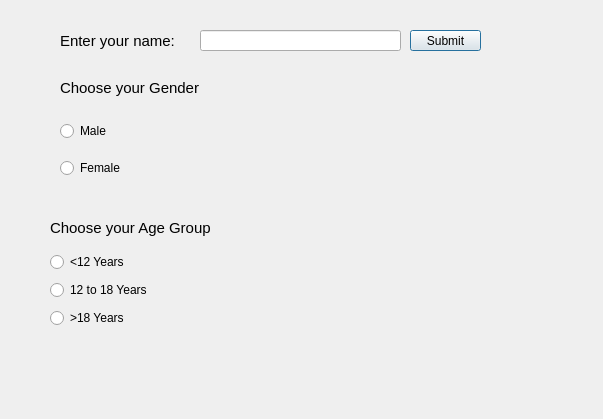
Old version of the form Survey/user_data.ui in the repository Chetan-Goyal/PyQt5-GUI-programs.
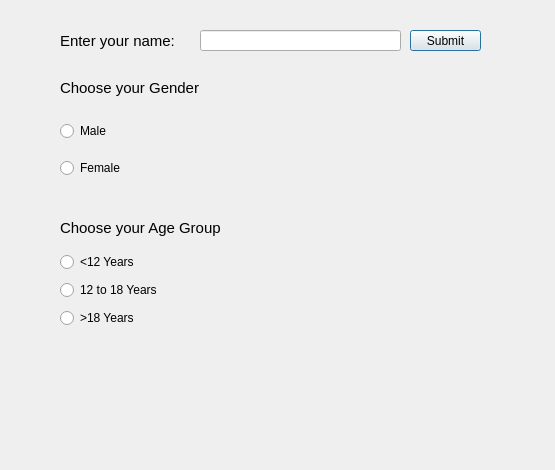
New version of the form.

The edit to the form file:
```diff
--- a/Survey/user_data.ui
+++ b/Survey/user_data.ui
@@ -6,8 +6,8 @@
    <rect>
     <x>0</x>
     <y>0</y>
-    <width>603</width>
-    <height>419</height>
+    <width>555</width>
+    <height>470</height>
    </rect>
   </property>
   <property name="font">
@@ -39,7 +39,7 @@
   <widget class="QLabel" name="label_2">
    <property name="geometry">
     <rect>
-     <x>50</x>
+     <x>60</x>
      <y>220</y>
      <width>191</width>
      <height>16</height>
@@ -57,10 +57,10 @@
   <widget class="QLabel" name="Result">
    <property name="geometry">
     <rect>
-     <x>40</x>
-     <y>350</y>
-     <width>471</width>
-     <height>61</height>
+     <x>20</x>
+     <y>360</y>
+     <width>351</width>
+     <height>91</height>
     </rect>
    </property>
    <property name="font">
@@ -146,7 +146,7 @@
   <widget class="QWidget" name="verticalLayoutWidget_2">
    <property name="geometry">
     <rect>
-     <x>50</x>
+     <x>60</x>
      <y>250</y>
      <width>160</width>
      <height>80</height>
```
